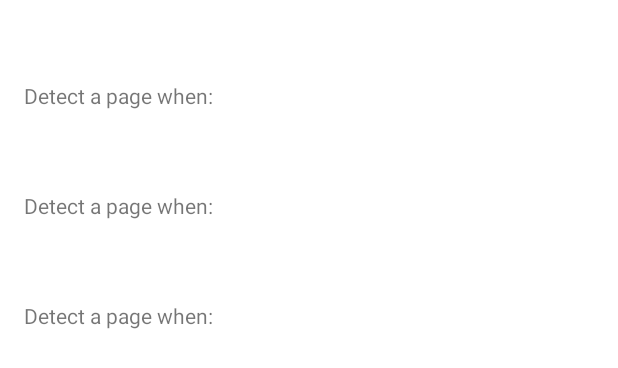
After one commit to jboning/pageme, an Android app: the layout fragment_rule_list.xml on its own in the app's theme, with its tools: preview values and no code run, on a phone screen of 412 x 824 dp. The commit adds this screen. Shown: the top 368 px of the screen. Run offline under Robolectric (Android 15) with nearby library versions, the phone set to English and light mode, and no system bars.

Commit message:
Add alert rules viewer

```diff
--- a/app/build.gradle
+++ b/app/build.gradle
@@ -34,6 +34,7 @@ dependencies {
     implementation 'androidx.constraintlayout:constraintlayout:1.1.3'
     implementation 'androidx.legacy:legacy-support-v4:1.0.0'
     implementation 'com.google.android.material:material:1.1.0'
+    implementation 'androidx.recyclerview:recyclerview:1.1.0'
     testImplementation 'junit:junit:4.12'
     androidTestImplementation 'androidx.test.ext:junit:1.1.1'
     androidTestImplementation 'androidx.test.espresso:espresso-core:3.1.0'
@@ -42,6 +43,7 @@ dependencies {
     annotationProcessor 'androidx.lifecycle:lifecycle-compiler:2.2.0'
     implementation "androidx.core:core-ktx:+"
     implementation "androidx.activity:activity-ktx:1.1.0"
+    implementation "androidx.fragment:fragment-ktx:1.1.0"
     implementation "androidx.lifecycle:lifecycle-livedata-ktx:2.2.0"
     implementation "androidx.lifecycle:lifecycle-viewmodel-ktx:2.2.0"
     implementation "androidx.lifecycle:lifecycle-runtime-ktx:2.2.0"
--- /dev/null
+++ b/app/src/main/res/layout/fragment_rule.xml
@@ -0,0 +1,49 @@
+<?xml version="1.0" encoding="utf-8"?>
+<LinearLayout xmlns:android="http://schemas.android.com/apk/res/android"
+    android:layout_width="match_parent"
+    android:layout_height="wrap_content"
+    android:orientation="vertical">
+
+    <LinearLayout
+        android:layout_width="match_parent"
+        android:layout_height="match_parent"
+        android:orientation="horizontal">
+
+        <TextView
+            android:id="@+id/rule_number"
+            android:layout_width="wrap_content"
+            android:layout_height="wrap_content"
+            android:layout_margin="@dimen/text_margin"
+            android:textAppearance="?attr/textAppearanceListItem" />
+
+        <TextView
+            android:id="@+id/rule_name"
+            android:layout_width="wrap_content"
+            android:layout_height="wrap_content"
+            android:layout_margin="@dimen/text_margin"
+            android:textAppearance="?attr/textAppearanceListItem" />
+
+    </LinearLayout>
+
+    <TextView
+        android:id="@+id/textView3"
+        android:layout_width="wrap_content"
+        android:layout_height="wrap_content"
+        android:layout_weight="1"
+        android:text="Detect a page when:" />
+
+    <TextView
+        android:id="@+id/rule_contents_text"
+        android:layout_width="wrap_content"
+        android:layout_height="wrap_content"
+        android:text="TextView"
+        android:visibility="gone" />
+
+    <FrameLayout
+        android:id="@+id/rule_contents"
+        android:layout_width="match_parent"
+        android:layout_height="match_parent">
+
+    </FrameLayout>
+
+</LinearLayout>
--- /dev/null
+++ b/app/src/main/res/layout/fragment_rule_list.xml
@@ -0,0 +1,13 @@
+<?xml version="1.0" encoding="utf-8"?>
+<androidx.recyclerview.widget.RecyclerView xmlns:android="http://schemas.android.com/apk/res/android"
+    xmlns:app="http://schemas.android.com/apk/res-auto"
+    xmlns:tools="http://schemas.android.com/tools"
+    android:id="@+id/list"
+    android:name="name.jboning.pageme.config.RulesFragment"
+    android:layout_width="match_parent"
+    android:layout_height="match_parent"
+    android:layout_marginLeft="16dp"
+    android:layout_marginRight="16dp"
+    app:layoutManager="LinearLayoutManager"
+    tools:context=".config.RuleListFragment"
+    tools:listitem="@layout/fragment_rule" />
--- /dev/null
+++ b/app/src/main/res/values/dimens.xml
@@ -0,0 +1,4 @@
+<?xml version="1.0" encoding="utf-8"?>
+<resources>
+    <dimen name="text_margin">16dp</dimen>
+</resources>
```
Also changed, not shown: app/src/main/AndroidManifest.xml (+7 -6 lines), app/src/main/java/name/jboning/pageme/MainActivity.kt (+7 -0 lines), app/src/main/java/name/jboning/pageme/config/AlertRuleRenderer.kt (added, +100 -0 lines), app/src/main/java/name/jboning/pageme/config/RuleListFragment.kt (added, +60 -0 lines), app/src/main/java/name/jboning/pageme/config/RuleRecyclerViewAdapter.kt (added, +44 -0 lines), app/src/main/java/name/jboning/pageme/config/RulesActivity.kt (added, +12 -0 lines), app/src/main/java/name/jboning/pageme/config/RulesViewModel.kt (added, +10 -0 lines), app/src/main/res/layout/activity_rules.xml (added, +20 -0 lines).
